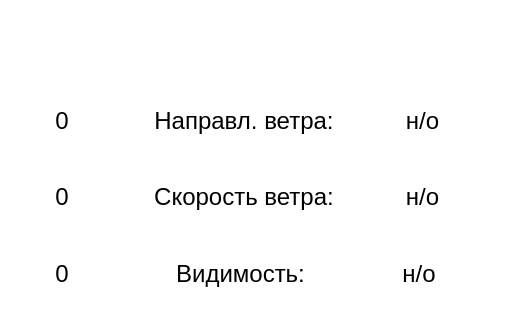
3614N/weather-forecast, file weather_forecast/averagenum.ui: the form before one commit; both pictures show x 214 to 730 and y 155 to 475 of the 730 by 475 pixel window.
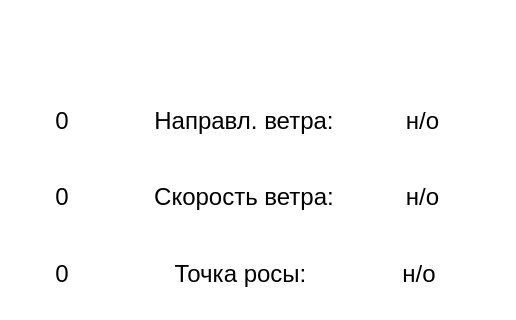
The form after the commit.

What changed in the file:
```diff
--- a/weather_forecast/averagenum.ui
+++ b/weather_forecast/averagenum.ui
@@ -130,7 +130,7 @@
            <item>
             <widget class="QLabel" name="label_10">
              <property name="text">
-              <string>&lt;html&gt;&lt;head/&gt;&lt;body&gt;&lt;p align=&quot;center&quot;&gt;&lt;span style=&quot; font-size:18pt;&quot;&gt;Видимость:&lt;/span&gt;&lt;/p&gt;&lt;/body&gt;&lt;/html&gt;</string>
+              <string>&lt;html&gt;&lt;head/&gt;&lt;body&gt;&lt;p align=&quot;center&quot;&gt;&lt;span style=&quot; font-size:18pt;&quot;&gt;Точка росы:&lt;/span&gt;&lt;/p&gt;&lt;/body&gt;&lt;/html&gt;</string>
              </property>
             </widget>
            </item>
```
Left out of the diff: 4 changed lines with no effect on the pictures.
